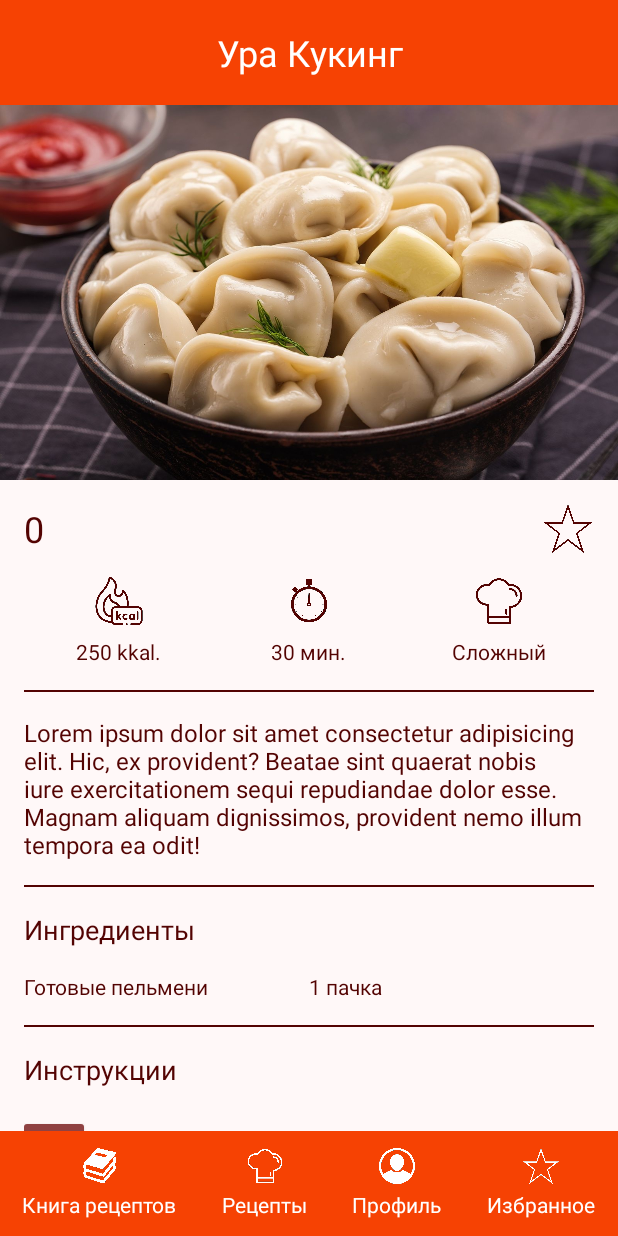
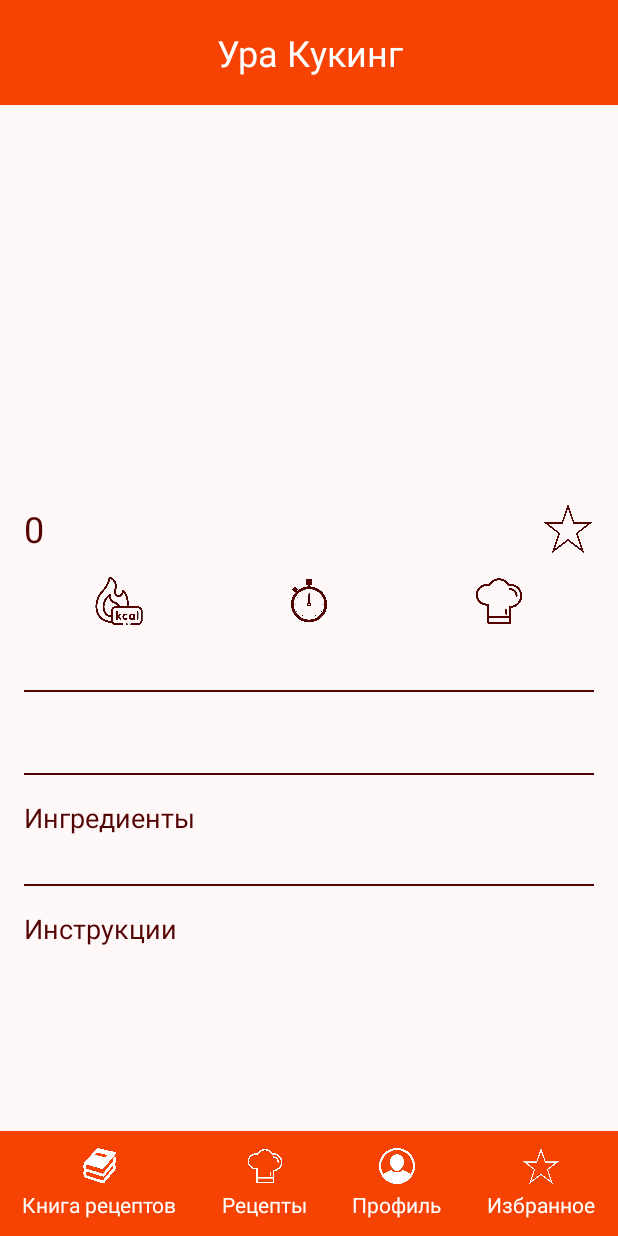
Before and after one commit to Annddreyy/cooking_app, an Android app: the RecipePageActivity screen opened directly, with no data from a screen before it, on a phone screen of 412 x 824 dp. Run offline under Robolectric (Android 15) with nearby library versions, the phone set to English and light mode, and no system bars; pictures from the network do not load.

Commit message:
Fix recipe page

```diff
--- a/app/src/main/res/layout/recipe_page.xml
+++ b/app/src/main/res/layout/recipe_page.xml
@@ -53,7 +53,6 @@
                 android:layout_width="match_parent"
                 android:layout_height="250dp"
                 android:scaleType="fitXY"
-                app:srcCompat="@drawable/pelmeni"
                 tools:ignore="ContentDescription" />
 
             <LinearLayout
@@ -74,7 +73,6 @@
                         android:layout_width="match_parent"
                         android:layout_height="wrap_content"
                         android:layout_weight="1"
-                        android:text="@string/recipe_title_string"
                         android:textColor="#530302"
                         android:textSize="24sp" />
 
@@ -117,7 +115,6 @@
                             android:layout_width="wrap_content"
                             android:layout_height="wrap_content"
                             android:layout_marginTop="8dp"
-                            android:text="@string/callories_count_string"
                             android:textColor="#530302" />
                     </LinearLayout>
 
@@ -142,7 +139,6 @@
                             android:layout_width="wrap_content"
                             android:layout_height="wrap_content"
                             android:layout_marginTop="8dp"
-                            android:text="@string/time_count_string"
                             android:textColor="#530302" />
                     </LinearLayout>
 
@@ -167,7 +163,6 @@
                             android:layout_width="wrap_content"
                             android:layout_height="wrap_content"
                             android:layout_marginTop="8dp"
-                            android:text="@string/complexity_string"
                             android:textColor="#530302" />
                     </LinearLayout>
 
@@ -185,7 +180,6 @@
                     android:id="@+id/description_text"
                     android:layout_width="match_parent"
                     android:layout_height="wrap_content"
-                    android:text="@string/recipe_description_string"
                     android:textAlignment="textStart"
                     android:textColor="#530302"
                     android:textSize="16sp" />
@@ -218,11 +212,7 @@
                         android:id="@+id/ingredients_table"
                         android:layout_width="match_parent"
                         android:layout_height="match_parent"
-                        android:orientation="vertical">
-
-                        <include layout="@layout/ingredient_row" />
-
-                    </LinearLayout>
+                        android:orientation="vertical"/>
 
                 </LinearLayout>
 
@@ -253,11 +243,7 @@
                         android:id="@+id/instruction_table"
                         android:layout_width="match_parent"
                         android:layout_height="match_parent"
-                        android:orientation="vertical">
-
-                        <include layout="@layout/instruction_row" />
-
-                    </LinearLayout>
+                        android:orientation="vertical"/>
                 </LinearLayout>
 
             </LinearLayout>
```
